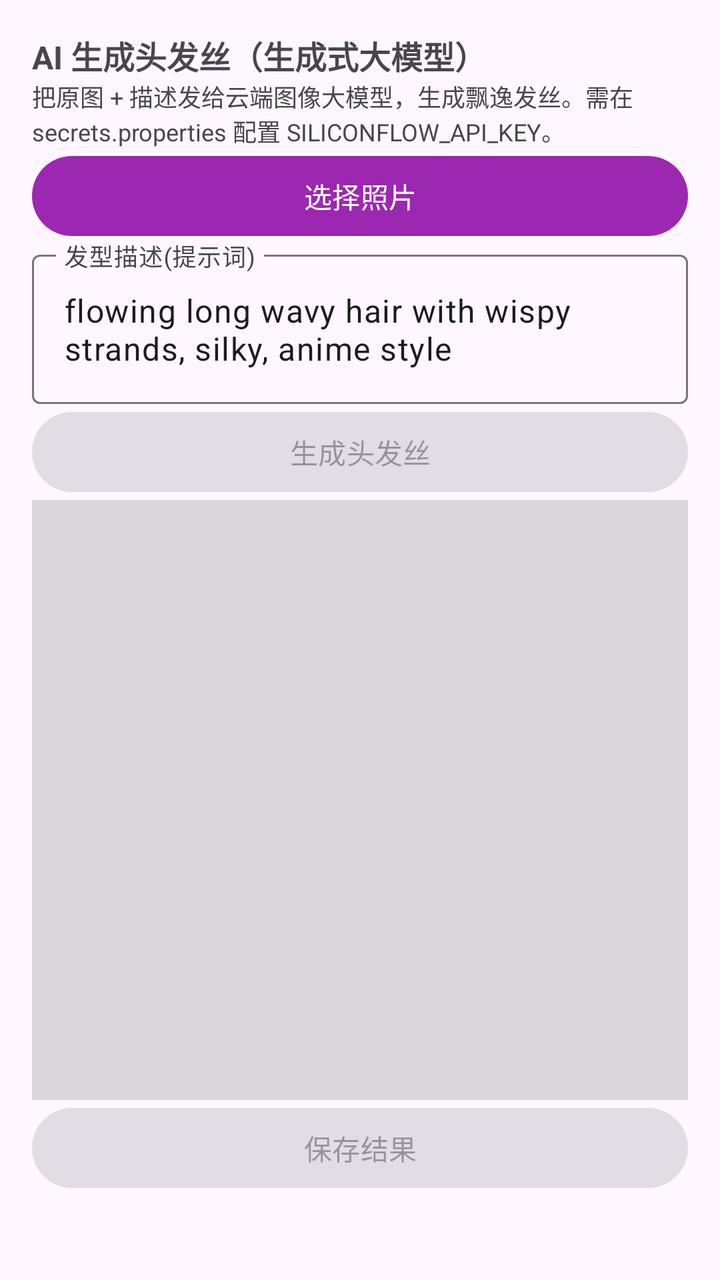
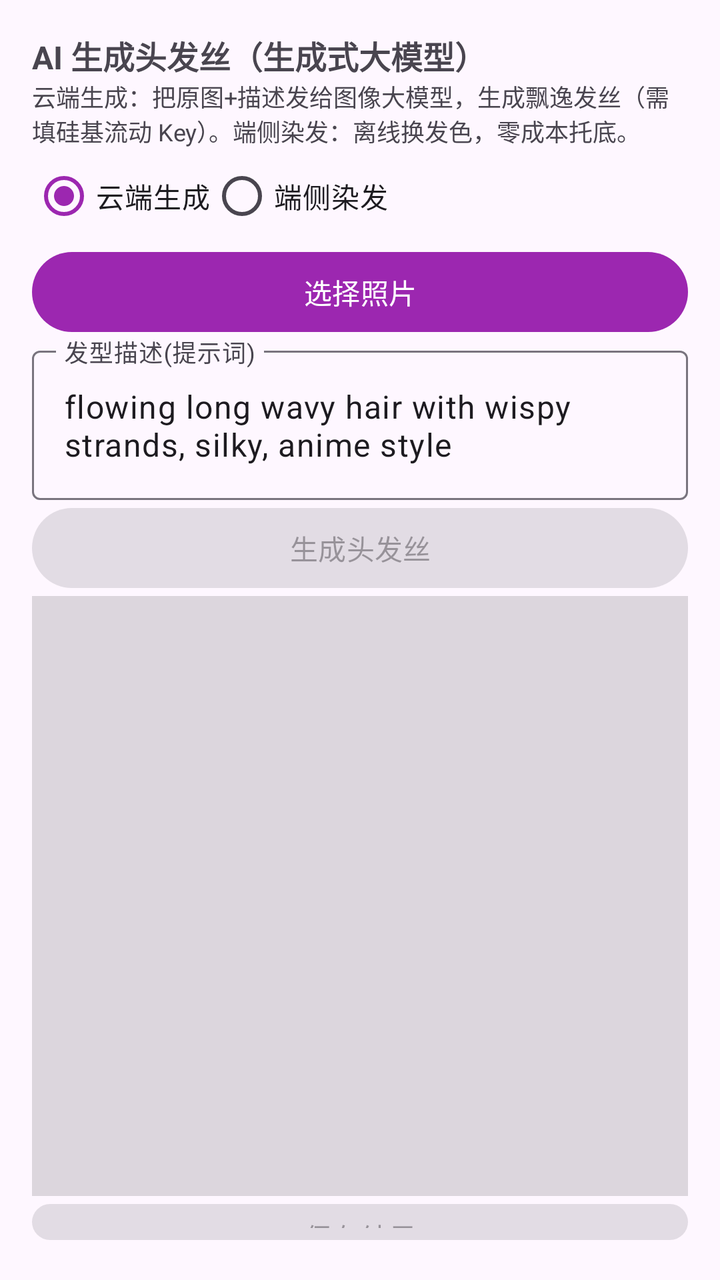

Compare the two renders of this Android layout. The source of the first and the diff that turns it into the second are given below.
<!-- AndroidManifest.xml: application theme Theme.MagicBeauty -->
<!-- res/layout/fragment_hair.xml -->
<?xml version="1.0" encoding="utf-8"?>
<LinearLayout xmlns:android="http://schemas.android.com/apk/res/android"
    android:layout_width="match_parent"
    android:layout_height="match_parent"
    android:orientation="vertical"
    android:padding="16dp">

    <TextView
        android:layout_width="match_parent"
        android:layout_height="wrap_content"
        android:text="AI 生成头发丝（生成式大模型）"
        android:textStyle="bold"
        android:textSize="16sp" />

    <TextView
        android:layout_width="match_parent"
        android:layout_height="wrap_content"
        android:text="把原图 + 描述发给云端图像大模型，生成飘逸发丝。需在 secrets.properties 配置 SILICONFLOW_API_KEY。"
        android:textSize="12sp" />

    <Button
        android:id="@+id/btnPick"
        android:layout_width="match_parent"
        android:layout_height="wrap_content"
        android:text="选择照片" />

    <com.google.android.material.textfield.TextInputLayout
        android:layout_width="match_parent"
        android:layout_height="wrap_content"
        android:hint="发型描述(提示词)">
        <com.google.android.material.textfield.TextInputEditText
            android:id="@+id/etPrompt"
            android:layout_width="match_parent"
            android:layout_height="wrap_content"
            android:text="flowing long wavy hair with wispy strands, silky, anime style" />
    </com.google.android.material.textfield.TextInputLayout>

    <Button
        android:id="@+id/btnGen"
        android:layout_width="match_parent"
        android:layout_height="wrap_content"
        android:text="生成头发丝"
        android:enabled="false" />

    <ProgressBar
        android:id="@+id/progress"
        style="?android:attr/progressBarStyleHorizontal"
        android:layout_width="match_parent"
        android:layout_height="wrap_content"
        android:visibility="gone" />

    <ImageView
        android:id="@+id/preview"
        android:layout_width="match_parent"
        android:layout_height="300dp"
        android:scaleType="fitCenter"
        android:background="#22000000" />

    <Button
        android:id="@+id/btnSave"
        android:layout_width="match_parent"
        android:layout_height="wrap_content"
        android:text="保存结果"
        android:enabled="false" />

</LinearLayout>
<!-- resources referenced by this layout -->
<resources>
  <style name="Theme.MagicBeauty" parent="Theme.Material3.DayNight.NoActionBar">
          <item name="colorPrimary">@color/purple_500</item>
          <item name="colorPrimaryDark">@color/purple_700</item>
          <item name="colorAccent">@color/purple_500</item>
      </style>
  <color name="purple_500">#9C27B0</color>
  <color name="purple_700">#6A1B9A</color>
</resources>

<!-- the commit's change to res/layout/fragment_hair.xml (unified diff, before → after) -->
@@ -15,8 +15,26 @@
     <TextView
         android:layout_width="match_parent"
         android:layout_height="wrap_content"
-        android:text="把原图 + 描述发给云端图像大模型，生成飘逸发丝。需在 secrets.properties 配置 SILICONFLOW_API_KEY。"
+        android:text="云端生成：把原图+描述发给图像大模型，生成飘逸发丝（需填硅基流动 Key）。端侧染发：离线换发色，零成本托底。"
         android:textSize="12sp" />
+
+    <RadioGroup
+        android:id="@+id/rgMode"
+        android:layout_width="match_parent"
+        android:layout_height="wrap_content"
+        android:orientation="horizontal">
+        <RadioButton
+            android:id="@+id/rbCloud"
+            android:layout_width="wrap_content"
+            android:layout_height="wrap_content"
+            android:text="云端生成"
+            android:checked="true" />
+        <RadioButton
+            android:id="@+id/rbLocal"
+            android:layout_width="wrap_content"
+            android:layout_height="wrap_content"
+            android:text="端侧染发" />
+    </RadioGroup>
 
     <Button
         android:id="@+id/btnPick"
